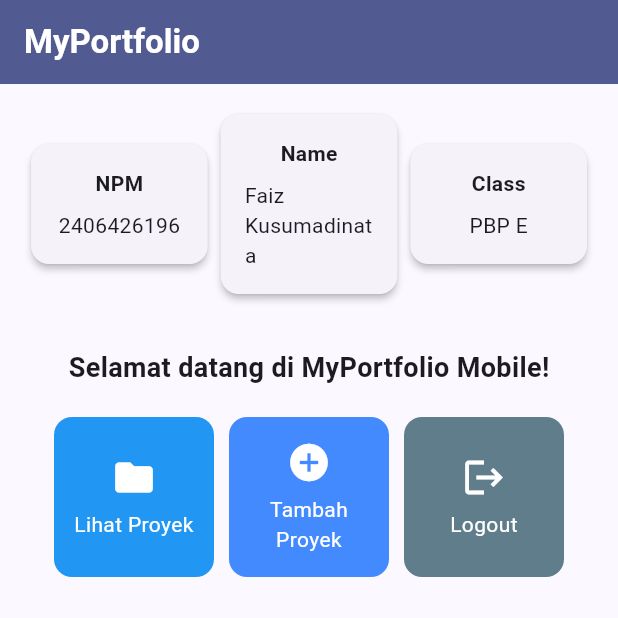
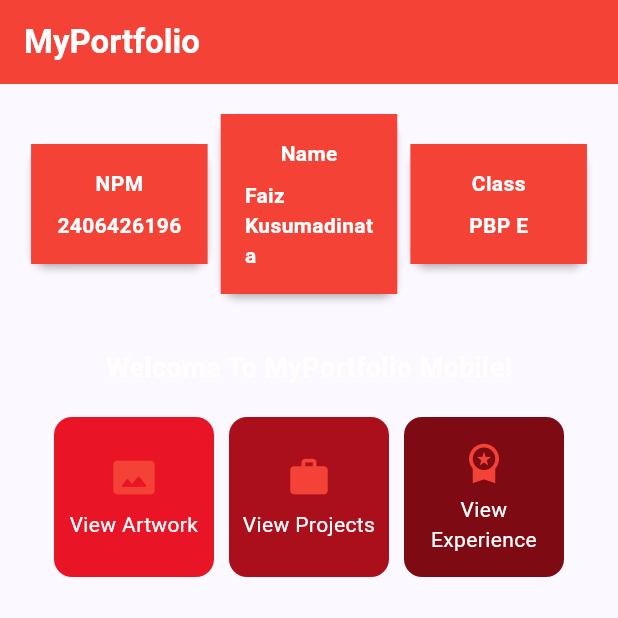
Before and after one commit to FaizKusumadinata/myportofolio_mobile, a Flutter app: the screen it shows after launch, on a phone screen of 412 x 824 dp, the top half of it. Run offline on Flutter 3.47's test engine with Material 3 defaults, Android fonts, the phone set to English and light mode, and no system bars.

Commit message:
Color and Text Changes

```diff
--- a/lib/menu.dart
+++ b/lib/menu.dart
@@ -7,9 +7,9 @@ class MyHomePage extends StatelessWidget {
   final String kelas = "PBP E";
 
   final List<ItemHomepage> items = [
-    ItemHomepage("Lihat Proyek", Icons.folder, Colors.blue),
-    ItemHomepage("Tambah Proyek", Icons.add_circle, Colors.blueAccent),
-    ItemHomepage("Logout", Icons.logout, Colors.blueGrey),
+    ItemHomepage("View Artwork", Icons.photo_size_select_actual_rounded, Color.fromARGB(255, 233, 21, 39)),
+    ItemHomepage("View Projects", Icons.work, Color.fromARGB(255, 172, 15, 28)),
+    ItemHomepage("View Experience", Icons.workspace_premium, Color.fromARGB(255, 126, 11, 20)),
   ];
 
 
@@ -23,10 +23,10 @@ class MyHomePage extends StatelessWidget {
           'MyPortfolio',
           style: TextStyle(
             color: Colors.white,
-            fontWeight: FontWeight.bold,
+            fontWeight: FontWeight.w700,
           ),
         ),
-        backgroundColor: Theme.of(context).colorScheme.primary,
+        backgroundColor: Colors.red,
       ),
       // Body halaman utama dengan padding di sekelilingnya.
       body: Padding(
@@ -53,9 +53,10 @@ class MyHomePage extends StatelessWidget {
                   const Padding(
                     padding: EdgeInsets.only(top: 16.0),
                     child: Text(
-                      'Selamat datang di MyPortfolio Mobile!',
+                      'Welcome To MyPortfolio Mobile!',
                       style: TextStyle(
                         fontWeight: FontWeight.bold,
+                        color: Colors.white,
                         fontSize: 18.0,
                       ),
                     ),
@@ -100,15 +101,16 @@ class InfoCard extends StatelessWidget {
         // Menyesuaikan lebar kartu dengan proporsi layar (dibagi 3.5).
         width: MediaQuery.of(context).size.width / 3.5,
         padding: const EdgeInsets.all(16.0),
+        color: Colors.red,
         // Menyusun teks title dan content secara vertikal.
         child: Column(
           children: [
             Text(
               title,
-              style: const TextStyle(fontWeight: FontWeight.bold),
+              style: const TextStyle(fontWeight: FontWeight.bold, color: Colors.white),
             ),
             const SizedBox(height: 8.0),
-            Text(content),
+            Text(content, style: TextStyle(fontWeight: FontWeight.bold, color: Colors.white)),
           ],
         ),
       ),
@@ -153,7 +155,7 @@ class ItemCard extends StatelessWidget {
               children: [
                 Icon(
                   item.icon,
-                  color: Colors.white,
+                  color: Colors.red,
                   size: 30.0,
                 ),
                 const Padding(padding: EdgeInsets.all(3)),
```
